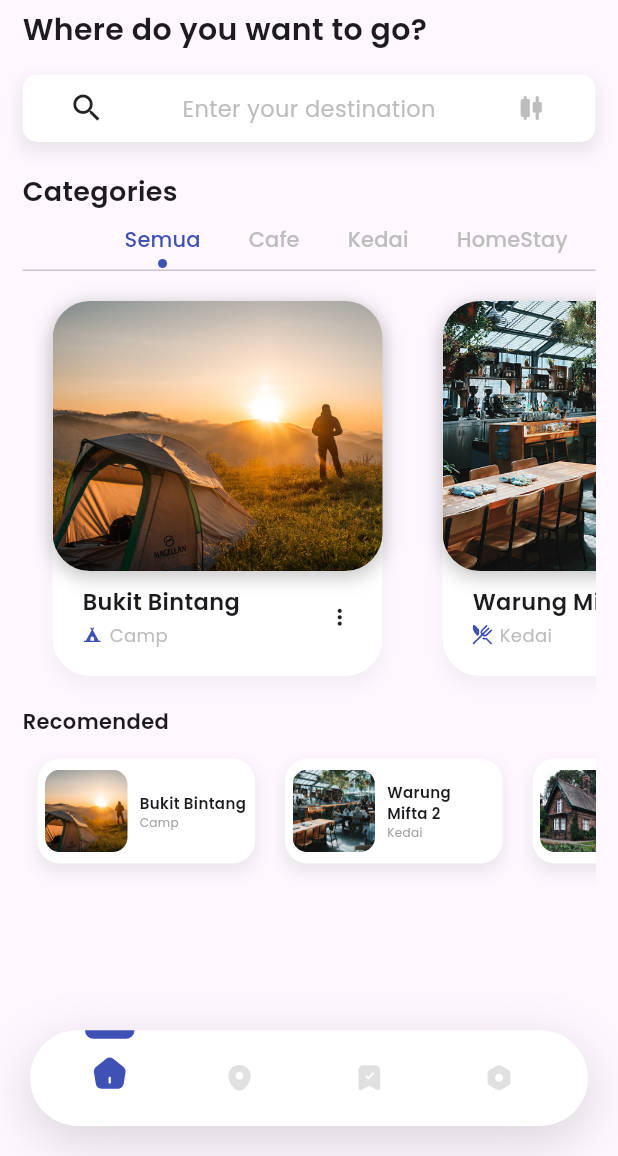
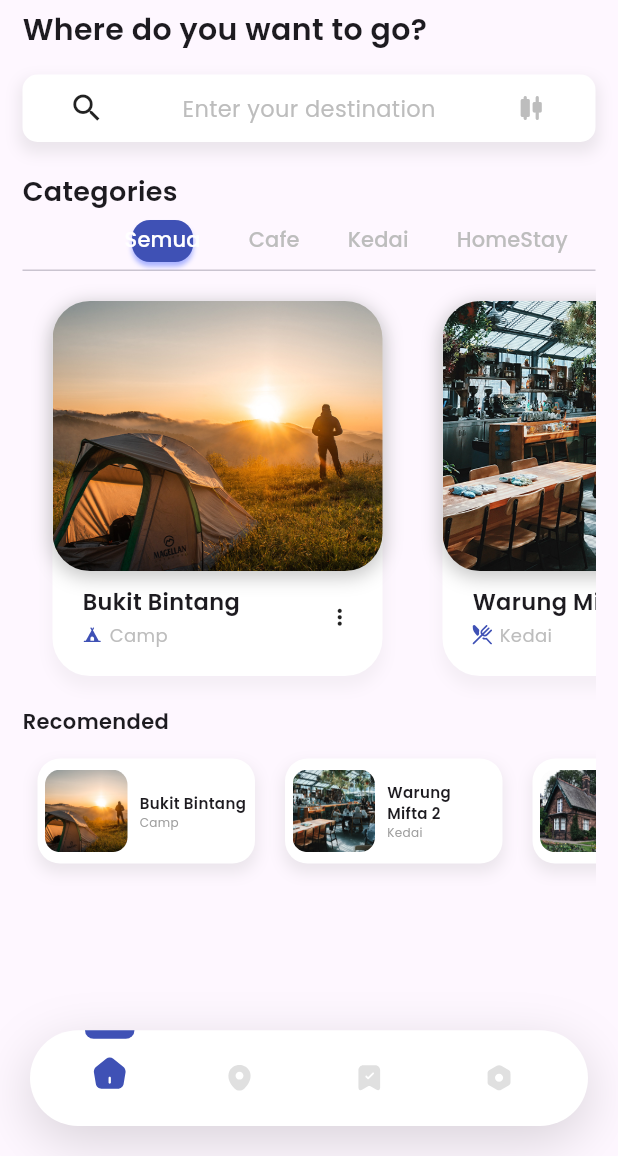
Before and after one commit to 4amshin/kambo_travel, a Flutter app: the screen it shows after launch, on a phone screen of 412 x 824 dp, the part 80-1236 px from its top. Run offline on Flutter 3.47's test engine with Material 2 defaults, Android fonts, the phone set to English and light mode, and no system bars; our stand-ins replace flutter_svg, tab_indicator_styler.

Commit message:
indicator-rounded-bg

```diff
--- a/lib/pages/home/widget/home_tab_bar.dart
+++ b/lib/pages/home/widget/home_tab_bar.dart
@@ -13,14 +13,23 @@ class HomeTabBar extends StatelessWidget {
     return TabBar(
       controller: controller,
       isScrollable: true,
-      indicator: DotIndicator(
+      indicatorPadding: const EdgeInsets.symmetric(
+        horizontal: 5,
+        vertical: 6,
+      ),
+      indicator: BoxDecoration(
         color: Colors.indigo,
-        distanceFromCenter: 15,
-        radius: 3,
-        paintingStyle: PaintingStyle.fill,
+        borderRadius: BorderRadius.circular(12),
+        boxShadow: [
+          BoxShadow(
+            color: Colors.indigoAccent.withOpacity(0.5),
+            offset: const Offset(0, 3),
+            blurRadius: 2,
+          ),
+        ],
       ),
       physics: const BouncingScrollPhysics(),
-      labelColor: Colors.indigo,
+      labelColor: Colors.white,
       indicatorColor: Colors.indigo,
       labelStyle: const TextStyle(
         fontWeight: FontWeight.w500,
```
